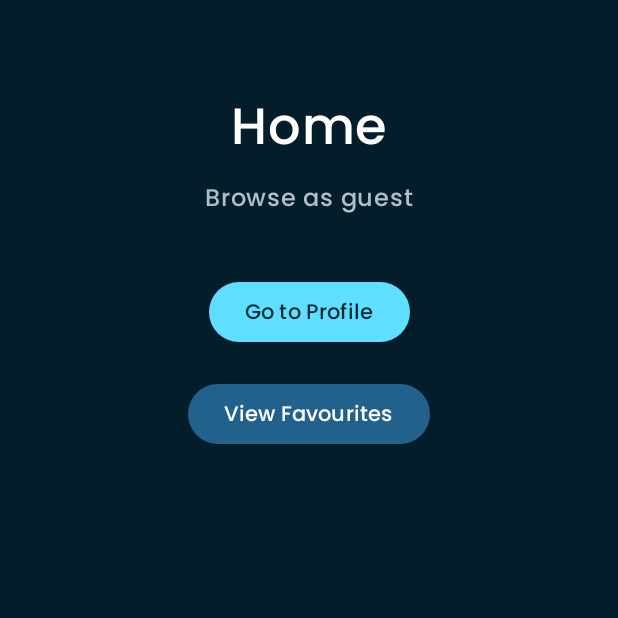
After one commit to nawshad85/Astravel_127, an Android app built with Jetpack Compose: the composable Home shown on its own in the app's theme, on a phone screen of 412 x 824 dp, the top half of it. The commit adds this screen. Run offline under Robolectric (Android 15) with nearby library versions, the phone set to English and light mode, and no system bars; libraries missing offline, so code that uses them is left out: io.github.jan.supabase; 1 statement that could not run was skipped.

Commit message:
initial commit

```diff
--- /dev/null
+++ b/app/src/main/java/com/example/astravel/pages/Home.kt
@@ -0,0 +1,65 @@
+package com.example.astravel.pages
+
+import androidx.compose.foundation.background
+import androidx.compose.foundation.layout.*
+import androidx.compose.foundation.rememberScrollState
+import androidx.compose.foundation.verticalScroll
+import androidx.compose.material3.Text
+import androidx.compose.material3.Button
+import androidx.compose.material3.ButtonDefaults
+import androidx.compose.runtime.Composable
+import androidx.compose.ui.Alignment
+import androidx.compose.ui.Modifier
+import androidx.compose.ui.graphics.Color
+import androidx.compose.ui.unit.dp
+import androidx.compose.ui.unit.sp
+import androidx.navigation.NavController
+import com.example.astravel.SupabaseAuthViewModel
+import com.example.learnauth.ui.theme.Poppins
+
+@Composable
+fun Home(
+    navController: NavController,
+    viewModel: SupabaseAuthViewModel
+) {
+    val email = viewModel.currentEmail
+
+    Box(
+        modifier = Modifier
+            .fillMaxSize()
+            .background(color = Color(0xFF031E2A)) // Add background color
+    ) {
+        Column(
+            modifier = Modifier
+                .fillMaxSize()
+                .padding(20.dp)
+                .verticalScroll(rememberScrollState()),
+            horizontalAlignment = Alignment.CenterHorizontally
+        ) {
+            Spacer(Modifier.height(40.dp))
+            Text(
+                text = "Home",
+                fontFamily = Poppins,
+                fontSize = 34.sp,
+                color = Color.White
+            )
+            Spacer(Modifier.height(12.dp))
+            Text(
+                text = if (email != null) "Welcome back" else "Browse as guest",
+                fontFamily = Poppins,
+                fontSize = 16.sp,
+                color = Color(0xFFB0BEC5)
+            )
+            Spacer(Modifier.height(40.dp))
+            Button(
+                onClick = { navController.navigate("profile") },
+                colors = ButtonDefaults.buttonColors(containerColor = Color(0xFF5EDFFF))
+            ) { Text("Go to Profile", fontFamily = Poppins, color = Color(0xFF012632)) }
+            Spacer(Modifier.height(20.dp))
+            Button(
+                onClick = { navController.navigate("favourites") },
+                colors = ButtonDefaults.buttonColors(containerColor = Color(0xFF21618C))
+            ) { Text("View Favourites", fontFamily = Poppins, color = Color.White) }
+        }
+    }
+}
--- a/app/src/main/java/com/example/astravel/pages/login.kt
+++ b/app/src/main/java/com/example/astravel/pages/login.kt
@@ -70,6 +70,7 @@ fun Login(
         if (userState is UserState.Success && userState.message == "Login Successful") {
             navController.navigate("profile") {
                 popUpTo("login") { inclusive = true }
+                launchSingleTop = true
             }
         }
     }
@@ -198,9 +199,7 @@ fun Login(
             if (userState is UserState.Loading) {
                 Text("Processing...", color = Color.White, fontSize = 14.sp)
             }
-            Button(onClick = {
-                navController.navigate("signup")
-            },
+            Button(onClick = { navController.navigate("signup") },
                 modifier = Modifier
                     .width(320.dp)
                     .height(82.dp)
--- a/app/src/main/java/com/example/astravel/pages/profile.kt
+++ b/app/src/main/java/com/example/astravel/pages/profile.kt
@@ -10,10 +10,8 @@ import androidx.compose.foundation.verticalScroll
 import androidx.compose.material3.Card
 import androidx.compose.material3.CardDefaults
 import androidx.compose.material3.ElevatedCard
-import androidx.compose.material3.MaterialTheme
 import androidx.compose.material3.Button
 import androidx.compose.material3.ButtonDefaults
-import androidx.compose.material3.Surface
 import androidx.compose.material3.Text
 import androidx.compose.runtime.Composable
 import androidx.compose.runtime.LaunchedEffect
@@ -45,6 +43,7 @@ import androidx.compose.material3.IconButton
 import androidx.compose.material3.AlertDialog
 import androidx.compose.material3.TextButton
 import androidx.compose.runtime.mutableStateOf
+import androidx.compose.runtime.remember
 
 @Composable
 fun Profile(
@@ -84,7 +83,7 @@ fun Profile(
         }
     }
 
-    var showLogoutConfirm = androidx.compose.runtime.remember { mutableStateOf(false) }
+    var showLogoutConfirm = remember { mutableStateOf(false) }
     Box(
         modifier = Modifier
             .fillMaxSize()
--- a/app/src/main/java/com/example/astravel/pages/signup.kt
+++ b/app/src/main/java/com/example/astravel/pages/signup.kt
@@ -56,6 +56,7 @@ fun SignUp(
         if (userState is UserState.Success && userState.message == "Sign Up Successful") {
             navController.navigate("profile") {
                 popUpTo("signup") { inclusive = true }
+                launchSingleTop = true
             }
         }
     }
```
Also changed, not shown: app/src/main/java/com/example/astravel/MainActivity.kt (+19 -0 lines), app/src/main/java/com/example/astravel/SupabaseAuthViewModel.kt (+8 -0 lines), app/src/main/java/com/example/astravel/pages/Favourites.kt (added, +65 -0 lines), app/src/main/java/com/example/astravel/pages/welcome.kt (+39 -12 lines).
